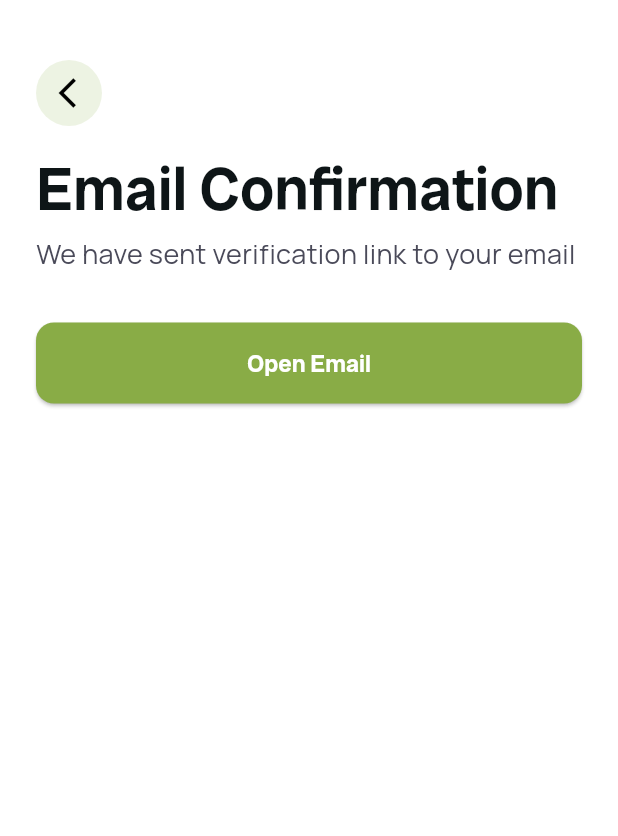
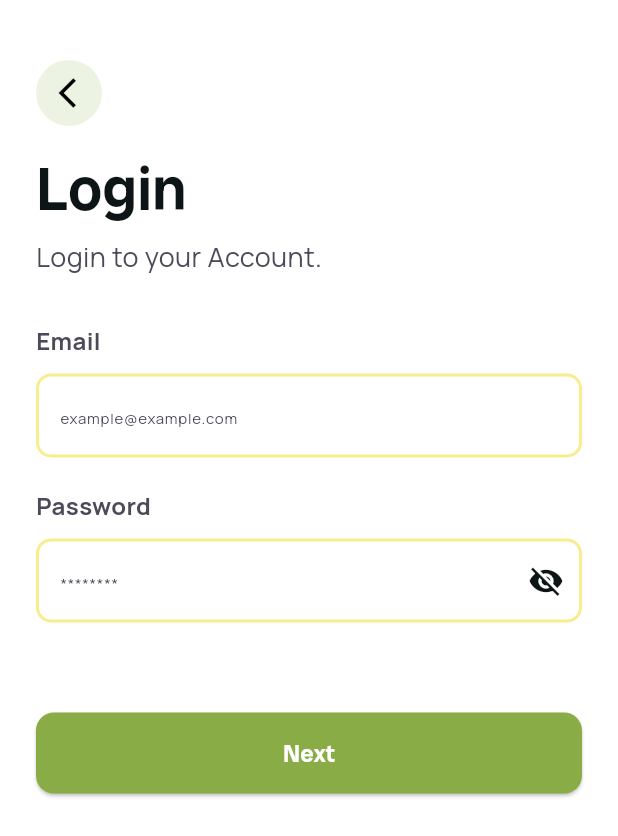
Before and after one commit to sabbir-swissmarket/docucare, a Flutter app: the EmailConfirmationScreen screen opened by its route, after a tap on "Open Email", on a phone screen of 412 x 824 dp. Shown: the top 836 px of the screen. Run offline on Flutter 3.47's test engine with Material 3 defaults, Android fonts, the phone set to English and light mode, and no system bars; our stand-ins replace flutter_riverpod, fluttertoast, get_it.

Commit message:
added login scren

```diff
--- a/lib/routes/route_names.dart
+++ b/lib/routes/route_names.dart
@@ -11,5 +11,6 @@ class RoutesNames {
   static String welcomeScreen = '/welcome_screen';
   static String registrationScreen = '/registration_screen';
   static String emailConfirmationScreen = '/email_confirmation_screen';
+  static String loginScreen = '/login_screen';
   static String home = '/home';
 }
--- a/lib/routes/routes.dart
+++ b/lib/routes/routes.dart
@@ -1,5 +1,6 @@
 import 'package:docucare/routes/route_names.dart';
 import 'package:docucare/screens/email_confirmation_screen/view/email_confirmation_screen.dart';
+import 'package:docucare/screens/login_screen/view/login_screen.dart';
 import 'package:docucare/screens/registration_screen/view/registration_screen.dart';
 import 'package:docucare/screens/welcome_screen/view/welcome_screen.dart';
 import 'package:docucare/utils/core.dart';
@@ -9,4 +10,5 @@ final Map<String, WidgetBuilder> routes = {
   RoutesNames.registrationScreen: (context) => const RegistrationScreen(),
   RoutesNames.emailConfirmationScreen: (context) =>
       const EmailConfirmationScreen(),
+  RoutesNames.loginScreen: (context) => const LoginScreen(),
 };
--- a/lib/screens/email_confirmation_screen/view/email_confirmation_screen.dart
+++ b/lib/screens/email_confirmation_screen/view/email_confirmation_screen.dart
@@ -1,5 +1,6 @@
 import 'package:docucare/custom_widgets/custom_back_button.dart';
 import 'package:docucare/custom_widgets/custom_button.dart';
+import 'package:docucare/routes/route_names.dart';
 import 'package:docucare/styles/app_colors.dart';
 import 'package:docucare/styles/app_styles.dart';
 import 'package:docucare/utils/core.dart';
@@ -36,7 +37,9 @@ class EmailConfirmationScreen extends ConsumerWidget {
               ),
               const SizedBox(height: 32),
               CustomButton(
-                onPressed: () {},
+                onPressed: () {
+                  Navigator.pushNamed(context, RoutesNames.loginScreen);
+                },
                 text: "Open Email",
                 width: width,
               ),
--- /dev/null
+++ b/lib/screens/login_screen/provider/login_screen_provider.dart
@@ -0,0 +1,69 @@
+import 'package:docucare/utils/core.dart';
+import 'package:docucare/utils/utils.dart';
+
+final emailProvider = StateProvider<String>((ref) => '');
+final passwordProvider = StateProvider<String>((ref) => '');
+final showPasswordProvider = StateProvider<bool>((ref) => true);
+final formErrorProvider =
+    StateProvider.autoDispose<Map<String, String>>((ref) => {});
+
+final loginNotifierProvider =
+    StateNotifierProvider<LoginStateNotifier, LoginState>(
+        (ref) => LoginStateNotifier());
+
+@immutable
+abstract class LoginState {}
+
+class InitLoginState extends LoginState {}
+
+class LoadingLoginState extends LoginState {}
+
+class LoadedLoginState extends LoginState {}
+
+class ErrorLoginState extends LoginState {
+  final String message;
+
+  ErrorLoginState({required this.message});
+}
+
+class LoginStateNotifier extends StateNotifier<LoginState> {
+  LoginStateNotifier() : super(InitLoginState());
+  final utils = locator.get<Utils>();
+
+  void validateForm(WidgetRef ref) {
+    final email = ref.read(emailProvider);
+    final password = ref.read(passwordProvider);
+    final errors = <String, String>{};
+
+    if (email.isEmpty) {
+      errors['email'] = 'Email cannot be empty';
+    } else if (!utils.isEmailValid(email)) {
+      errors['email'] = 'Enter a valid email';
+    }
+
+    if (password.isEmpty) {
+      errors['password'] = 'Password cannot be empty';
+    } else if (password.length < 6) {
+      errors['password'] = 'Password must be at least 6 characters long';
+    }
+
+    ref.read(formErrorProvider.notifier).state = errors;
+
+    if (errors.isNotEmpty) {}
+  }
+
+  /// Invalidate provider
+  void invalidateProviders(WidgetRef ref) {
+    ref.invalidate(emailProvider);
+    ref.invalidate(passwordProvider);
+    ref.invalidate(showPasswordProvider);
+  }
+
+  /// Show an error toast message with the provided error message
+  void showError(String message) {
+    utils.showToast(message, true, utils.checkPlatformIsIOS());
+    WidgetsBinding.instance.addPostFrameCallback((_) {
+      state = InitLoginState();
+    });
+  }
+}
--- /dev/null
+++ b/lib/screens/login_screen/view/login_screen.dart
@@ -0,0 +1,148 @@
+import 'package:docucare/custom_widgets/custom_back_button.dart';
+import 'package:docucare/custom_widgets/custom_button.dart';
+import 'package:docucare/custom_widgets/custom_textfield.dart';
+import 'package:docucare/custom_widgets/loader.dart';
+import 'package:docucare/routes/route_names.dart';
+import 'package:docucare/screens/login_screen/provider/login_screen_provider.dart';
+import 'package:docucare/styles/app_colors.dart';
+import 'package:docucare/styles/app_styles.dart';
+import 'package:docucare/utils/core.dart';
+import 'package:docucare/utils/screen_config.dart';
+
+class LoginScreen extends ConsumerWidget {
+  const LoginScreen({super.key});
+
+  @override
+  Widget build(BuildContext context, WidgetRef ref) {
+    TextEditingController emailController = TextEditingController();
+    TextEditingController passwordController = TextEditingController();
+    final width = locator.get<SizeConfig>().getFullWidth();
+    return PopScope(
+      onPopInvokedWithResult: (didPop, result) {
+        ref.read(loginNotifierProvider.notifier).invalidateProviders(ref);
+      },
+      child: Scaffold(
+        backgroundColor: AppColors.whiteColor,
+        body: SafeArea(
+          child: Consumer(
+            builder: (context, ref, child) {
+              LoginState state = ref.watch(loginNotifierProvider);
+              if (state is InitLoginState) {
+                return Padding(
+                  padding: const EdgeInsets.fromLTRB(24, 40, 24, 0),
+                  child: SingleChildScrollView(
+                    child: Column(
+                      crossAxisAlignment: CrossAxisAlignment.start,
+                      children: [
+                        CustomBackButton(
+                          onPressed: () {
+                            ref
+                                .read(loginNotifierProvider.notifier)
+                                .invalidateProviders(ref);
+                            Navigator.pop(context);
+                          },
+                        ),
+                        const SizedBox(height: 20),
+                        Text(
+                          "Login",
+                          style: Theme.of(context).textTheme.headlineLarge,
+                        ),
+                        const SizedBox(height: 10),
+                        const Text(
+                          "Login to your Account.",
+                          style: AppStyles.bodyExtraLarge,
+                        ),
+                        const SizedBox(height: 30),
+                        formWidgets(
+                          ref,
+                          emailController: emailController,
+                          passwordController: passwordController,
+                        ),
+                        const SizedBox(height: 60),
+                        CustomButton(
+                          text: "Next",
+                          width: width,
+                          onPressed: () {
+                            // ref
+                            //     .read(registrationNotifierProvider.notifier)
+                            //     .validateForm(ref);
+                            Navigator.pushNamed(
+                                context, RoutesNames.emailConfirmationScreen);
+                          },
+                        ),
+                      ],
+                    ),
+                  ),
+                );
+              } else if (state is LoadingLoginState) {
+                return const Center(child: Loader());
+              } else if (state is ErrorLoginState) {
+                ref
+                    .read(loginNotifierProvider.notifier)
+                    .showError(state.message);
+              }
+              return const SizedBox.shrink();
+            },
+          ),
+        ),
+      ),
+    );
+  }
+
+  Widget formWidgets(WidgetRef ref,
+      {required TextEditingController emailController,
+      required TextEditingController passwordController}) {
+    final emailError = ref.watch(formErrorProvider)['email'];
+    final passwordError = ref.watch(formErrorProvider)['password'];
+    final showPassword = ref.watch(showPasswordProvider);
+    return Column(
+      crossAxisAlignment: CrossAxisAlignment.start,
+      children: [
+        labelTextWidget("Email"),
+        const SizedBox(height: 10),
+        CustomTextfield(
+          controller: emailController,
+          keyboardType: TextInputType.emailAddress,
+          hintText: "example@example.com",
+          errorText: emailError,
+          onChanged: (value) {
+            ref.read(emailProvider.notifier).update((state) => value);
+          },
+        ),
+        const SizedBox(height: 20),
+        labelTextWidget("Password"),
+        const SizedBox(height: 10),
+        CustomTextfield(
+          controller: passwordController,
+          obscureText: showPassword,
+          hintText: "********",
+          errorText: passwordError,
+          suffixIcon: InkWell(
+            onTap: () {
+              ref
+                  .read(showPasswordProvider.notifier)
+                  .update((state) => !showPassword);
+            },
+            child: Icon(
+              showPassword ? Icons.visibility_off : Icons.visibility,
+              color: AppColors.iconColor,
+            ),
+          ),
+          onChanged: (value) {
+            ref.read(passwordProvider.notifier).update((state) => value);
+          },
+        ),
+      ],
+    );
+  }
+
+  Widget labelTextWidget(String label) {
+    return Text(
+      label,
+      style: const TextStyle(
+        fontSize: 16,
+        fontWeight: FontWeight.bold,
+      ),
+    );
+  }
+}
```
